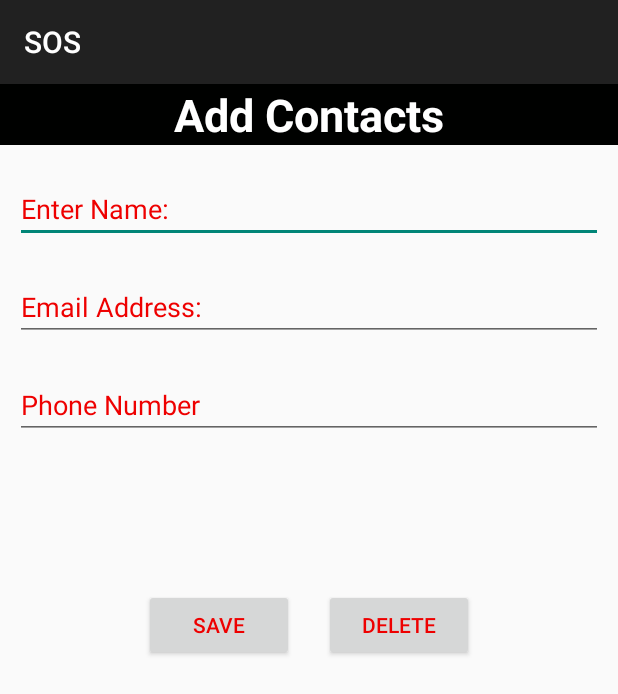
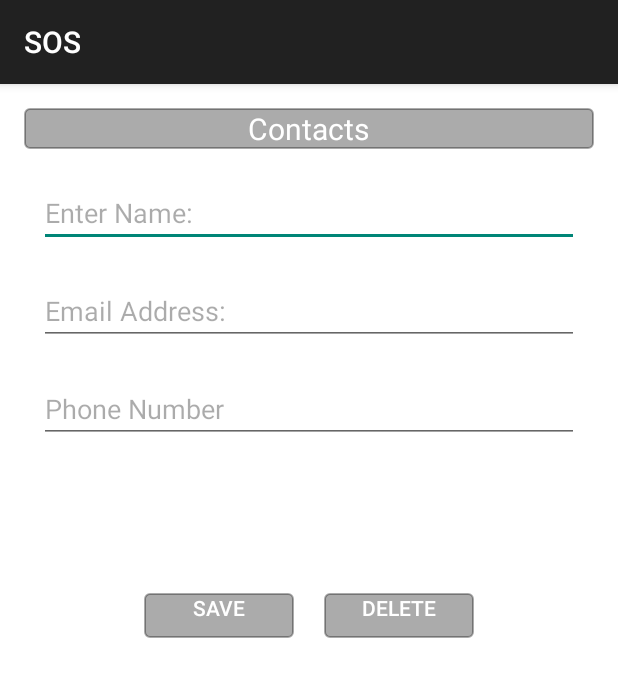
Before and after one commit to meshboy/egbami, an Android app: the edit_contact screen opened directly, with no data from a screen before it, on a phone screen of 412 x 824 dp. Shown: the top 694 px of the screen. Run offline under Robolectric (Android 15) with nearby library versions, the phone set to English and light mode, and no system bars; 2 statements that could not run were skipped.

Commit message:
changed contact background

```diff
--- a/app/src/main/java/com/example/root/egbami/edit_contact.java
+++ b/app/src/main/java/com/example/root/egbami/edit_contact.java
@@ -95,7 +95,7 @@ public class edit_contact extends ActionBarActivity implements View.OnClickListe
 
         }
 
-        else if (v.getId() == (R.id.contact_del))
+        else if (v.getId() == (R.id.contact_cancel))
         {
             dataRepo getContactData = new dataRepo(this);
 
--- a/app/src/main/res/drawable/button_shape.xml
+++ b/app/src/main/res/drawable/button_shape.xml
@@ -3,8 +3,8 @@
     <item android:state_pressed="true" >
         <shape android:shape="rectangle"  >
             <corners android:radius="3dip" />
-            <stroke android:width="1dip" android:color="#5e7974" />
-            <gradient android:angle="-90" android:startColor="#345953" android:endColor="#54000000"  />
+            <stroke android:width="1dip" android:color="#54000000" />
+            <gradient android:angle="-90" android:startColor="#54000000" android:endColor="#54000000"  />
         </shape>
 
         <!--#54000000-->
@@ -12,15 +12,15 @@
     <item android:state_focused="true">
         <shape android:shape="rectangle"  >
             <corners android:radius="3dip" />
-            <stroke android:width="1dip" android:color="#5e7974" />
-            <solid android:color="#58857e"/>
+            <stroke android:width="1dip" android:color="#54000000" />
+            <solid android:color="#54000000"/>
         </shape>
     </item>
     <item >
         <shape android:shape="rectangle"  >
             <corners android:radius="3dip" />
-            <stroke android:width="1dip" android:color="#5e7974" />
-            <gradient android:angle="-90" android:startColor="#8dbab3" android:endColor="#58857e" />
+            <stroke android:width="1dip" android:color="#54000000" />
+            <gradient android:angle="-90" android:startColor="#54000000" android:endColor="#54000000" />
         </shape>
     </item>
 </selector>
--- a/app/src/main/res/layout/edit_contacts.xml
+++ b/app/src/main/res/layout/edit_contacts.xml
@@ -3,26 +3,32 @@
     xmlns:tools="http://schemas.android.com/tools"
     android:orientation="vertical"
     android:layout_width="match_parent"
+    android:background="@color/white"
     android:layout_height="match_parent"
+    android:paddingLeft="@dimen/activity_horizontal_margin"
+    android:paddingRight="@dimen/activity_horizontal_margin"
+    android:paddingTop="@dimen/activity_vertical_margin"
+    android:paddingBottom="@dimen/activity_vertical_margin"
     tools:context="com.instinctcoder.sqlitedb.StudentDetail$PlaceholderFragment">
 
     <LinearLayout
+
         android:orientation="horizontal"
-        android:layout_width="fill_parent"
-        android:layout_height="wrap_content"
-        android:background="@color/white">
+        android:layout_width="match_parent"
+        android:gravity="center_horizontal"
+        android:background="@drawable/button_shape"
+
+        android:layout_alignParentTop="true"
+        android:layout_height="wrap_content">
 
         <TextView
-            android:layout_width="fill_parent"
+            android:layout_width="wrap_content"
             android:layout_height="wrap_content"
-            android:textStyle="bold"
-            android:textSize="30dp"
-            android:text="Add Contacts"
+            android:text="Contacts"
+            android:textSize="20sp"
+            android:textColor="@color/white"
             android:gravity="center"
-            android:textColor="@color/white"
-            android:background="@color/black"
-
-            android:id="@+id/textView10" />
+            android:id="@+id/textView12" />
     </LinearLayout>
 
     <LinearLayout
@@ -37,7 +43,7 @@
             android:layout_width="fill_parent"
             android:layout_height="wrap_content"
             android:hint="Enter Name:"
-            android:textColorHint="@color/red"
+            android:textColorHint="@color/hint"
             android:id="@+id/edit_name" />
     </LinearLayout>
 
@@ -53,7 +59,7 @@
             android:layout_width="fill_parent"
             android:layout_height="wrap_content"
             android:hint="Email Address:"
-            android:textColorHint="@color/red"
+            android:textColorHint="@color/hint"
             android:id="@+id/edit_email" />
     </LinearLayout>
 
@@ -69,7 +75,7 @@
             android:layout_width="fill_parent"
             android:layout_height="wrap_content"
             android:hint="Phone Number"
-            android:textColorHint="@color/red"
+            android:textColorHint="@color/hint"
             android:id="@+id/edit_phone" />
     </LinearLayout>
 
@@ -86,20 +92,23 @@
 
         <Button
             android:layout_width="100dp"
-            android:layout_height="wrap_content"
-            android:text="Save"
-            android:textColor="@color/red"
+            android:layout_height="30dp"
+            android:text="save"
+            android:gravity="center_horizontal"
+            android:background="@drawable/button_shape"
+            android:textColor="@color/white"
             android:id="@+id/contact_save" />
 
         <Button
-            style="?android:attr/buttonStyleSmall"
+            android:layout_height="30dp"
             android:layout_width="100dp"
             android:layout_marginLeft="20dp"
             android:layout_marginRight="20dp"
-            android:layout_height="wrap_content"
-            android:text="Delete"
-            android:textColor="@color/red"
-            android:id="@+id/contact_del" />
+            android:gravity="center_horizontal"
+            android:text="delete"
+            android:background="@drawable/button_shape"
+            android:textColor="@color/white"
+            android:id="@+id/contact_cancel" />
 
 
     </LinearLayout>
--- a/app/src/main/res/values/color.xml
+++ b/app/src/main/res/values/color.xml
@@ -7,5 +7,6 @@
     <color name="yellow">#FFFF00</color>
     <color name="blue">#ff1b0eab</color>
     <color name="dred">#FFCD0511</color>
+    <color name="hint">#54000000</color>
 
 </resources>
```
Also changed, not shown: app/src/main/java/com/example/root/egbami/list_contact.java (+4 -4 lines), app/src/main/java/com/example/root/egbami/med_history_frag.java (+16 -1 lines), app/src/main/java/com/example/root/egbami/medical_hist_tabs.java (+20 -34 lines), app/src/main/res/layout/contacts.xml (+22 -11 lines), 34 other files.
